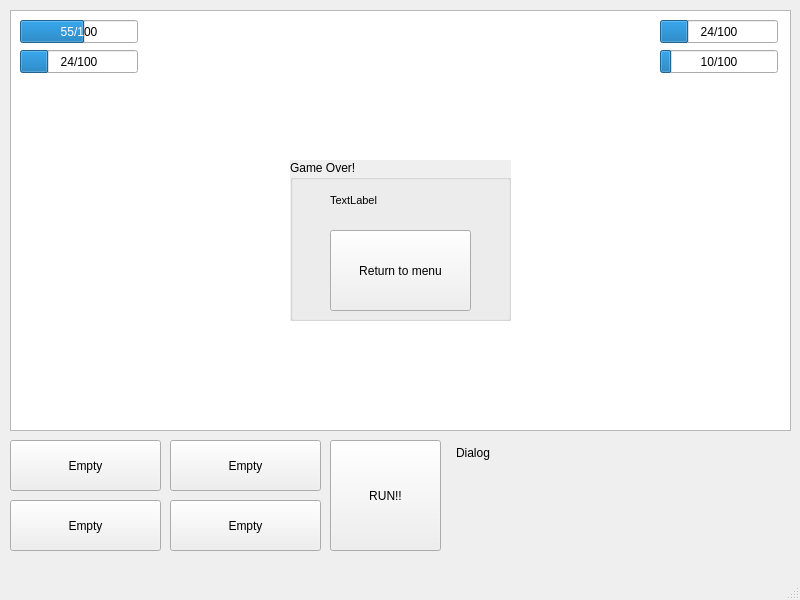
Before: the Qt Designer form Game/fightwindow.ui in thyo9470/The-Thunder-Dungeon, drawn with Qt 5.
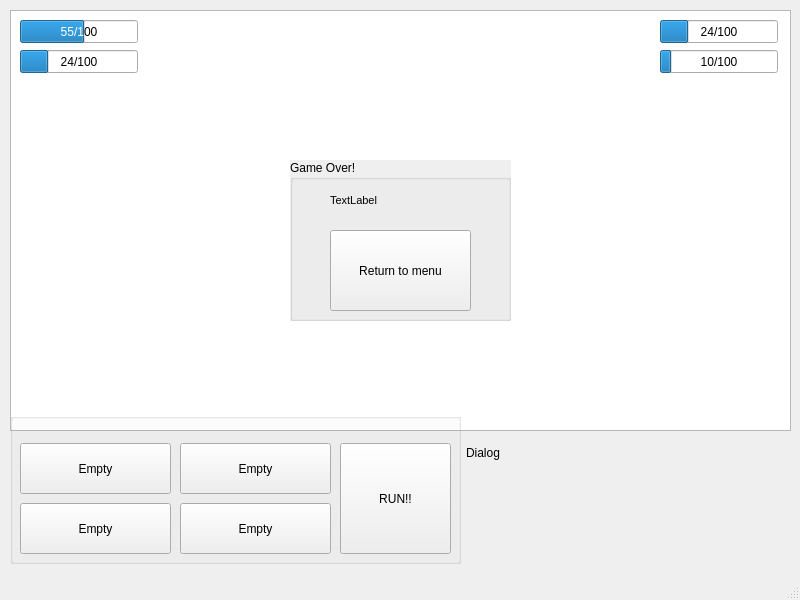
After: the same form once the commit is applied.

```diff
--- a/Game/fightwindow.ui
+++ b/Game/fightwindow.ui
@@ -27,9 +27,9 @@
    <widget class="QLabel" name="dialogLabel">
     <property name="geometry">
      <rect>
-      <x>456</x>
+      <x>466</x>
       <y>446</y>
-      <width>331</width>
+      <width>321</width>
       <height>111</height>
      </rect>
     </property>
@@ -40,86 +40,6 @@
      <set>Qt::AlignLeading|Qt::AlignLeft|Qt::AlignTop</set>
     </property>
    </widget>
-   <widget class="QPushButton" name="runButton">
-    <property name="geometry">
-     <rect>
-      <x>330</x>
-      <y>440</y>
-      <width>111</width>
-      <height>111</height>
-     </rect>
-    </property>
-    <property name="text">
-     <string>RUN!!</string>
-    </property>
-    <property name="skill" stdset="0">
-     <number>4</number>
-    </property>
-   </widget>
-   <widget class="QPushButton" name="skillButton_2">
-    <property name="geometry">
-     <rect>
-      <x>170</x>
-      <y>440</y>
-      <width>151</width>
-      <height>51</height>
-     </rect>
-    </property>
-    <property name="text">
-     <string>Empty</string>
-    </property>
-    <property name="skill" stdset="0">
-     <number>1</number>
-    </property>
-   </widget>
-   <widget class="QPushButton" name="skillButton_3">
-    <property name="geometry">
-     <rect>
-      <x>10</x>
-      <y>500</y>
-      <width>151</width>
-      <height>51</height>
-     </rect>
-    </property>
-    <property name="text">
-     <string>Empty</string>
-    </property>
-    <property name="skill" stdset="0">
-     <number>2</number>
-    </property>
-   </widget>
-   <widget class="QPushButton" name="skillButton_4">
-    <property name="geometry">
-     <rect>
-      <x>170</x>
-      <y>500</y>
-      <width>151</width>
-      <height>51</height>
-     </rect>
-    </property>
-    <property name="text">
-     <string>Empty</string>
-    </property>
-    <property name="skill" stdset="0">
-     <number>3</number>
-    </property>
-   </widget>
-   <widget class="QPushButton" name="skillButton_1">
-    <property name="geometry">
-     <rect>
-      <x>10</x>
-      <y>440</y>
-      <width>151</width>
-      <height>51</height>
-     </rect>
-    </property>
-    <property name="text">
-     <string>Empty</string>
-    </property>
-    <property name="skill" stdset="0">
-     <number>0</number>
-    </property>
-   </widget>
    <widget class="QProgressBar" name="playerHealthBar">
     <property name="geometry">
      <rect>
@@ -332,6 +252,110 @@
      </property>
     </widget>
    </widget>
+   <widget class="QGroupBox" name="SkillButtons">
+    <property name="enabled">
+     <bool>true</bool>
+    </property>
+    <property name="geometry">
+     <rect>
+      <x>10</x>
+      <y>413</y>
+      <width>451</width>
+      <height>151</height>
+     </rect>
+    </property>
+    <property name="font">
+     <font>
+      <kerning>true</kerning>
+     </font>
+    </property>
+    <property name="title">
+     <string/>
+    </property>
+    <property name="checkable">
+     <bool>false</bool>
+    </property>
+    <widget class="QPushButton" name="skillButton_2">
+     <property name="geometry">
+      <rect>
+       <x>170</x>
+       <y>30</y>
+       <width>151</width>
+       <height>51</height>
+      </rect>
+     </property>
+     <property name="text">
+      <string>Empty</string>
+     </property>
+     <property name="skill" stdset="0">
+      <number>1</number>
+     </property>
+    </widget>
+    <widget class="QPushButton" name="skillButton_1">
+     <property name="geometry">
+      <rect>
+       <x>10</x>
+       <y>30</y>
+       <width>151</width>
+       <height>51</height>
+      </rect>
+     </property>
+     <property name="text">
+      <string>Empty</string>
+     </property>
+     <property name="skill" stdset="0">
+      <number>0</number>
+     </property>
+    </widget>
+    <widget class="QPushButton" name="skillButton_4">
+     <property name="geometry">
+      <rect>
+       <x>170</x>
+       <y>90</y>
+       <width>151</width>
+       <height>51</height>
+      </rect>
+     </property>
+     <property name="text">
+      <string>Empty</string>
+     </property>
+     <property name="skill" stdset="0">
+      <number>3</number>
+     </property>
+    </widget>
+    <widget class="QPushButton" name="skillButton_3">
+     <property name="geometry">
+      <rect>
+       <x>10</x>
+       <y>90</y>
+       <width>151</width>
+       <height>51</height>
+      </rect>
+     </property>
+     <property name="text">
+      <string>Empty</string>
+     </property>
+     <property name="skill" stdset="0">
+      <number>2</number>
+     </property>
+    </widget>
+    <widget class="QPushButton" name="runButton">
+     <property name="geometry">
+      <rect>
+       <x>330</x>
+       <y>30</y>
+       <width>111</width>
+       <height>111</height>
+      </rect>
+     </property>
+     <property name="text">
+      <string>RUN!!</string>
+     </property>
+     <property name="skill" stdset="0">
+      <number>4</number>
+     </property>
+    </widget>
+   </widget>
   </widget>
   <widget class="QMenuBar" name="menubar">
    <property name="geometry">
```
Left out of the diff: 2 changed lines with no effect on the pictures.
